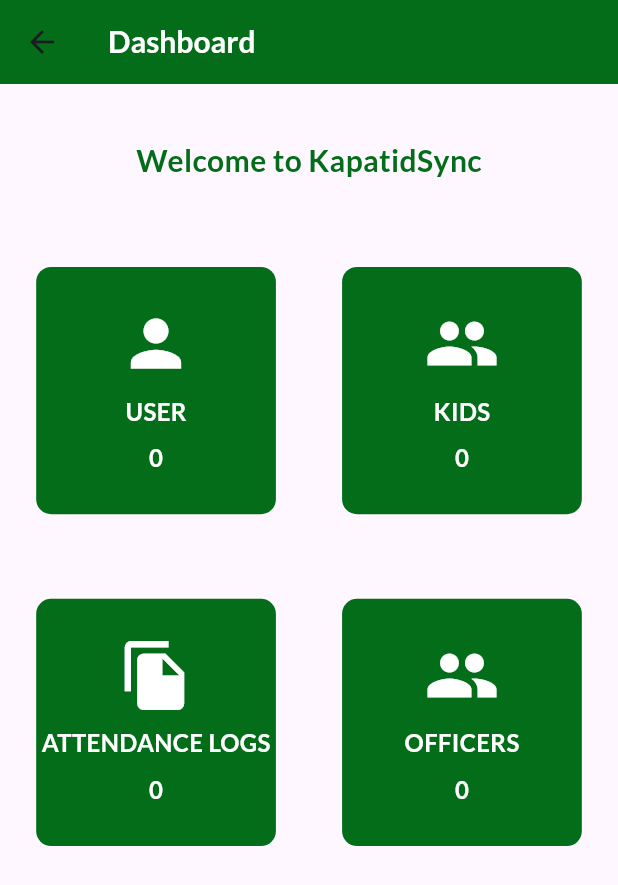
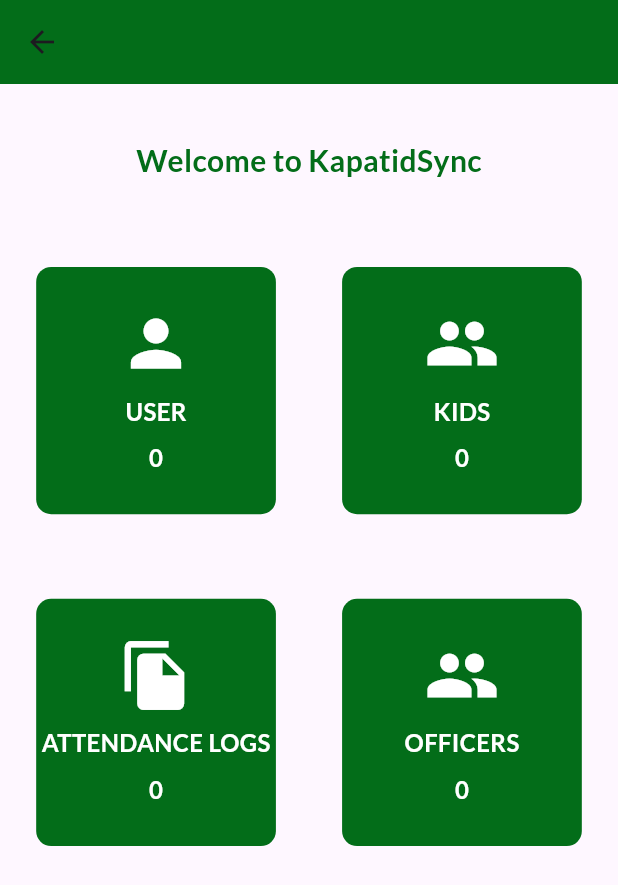
Before and after one commit to WenDEVLIFE/kapatidsync, a Flutter app: the DashboardUI screen opened directly, on a phone screen of 412 x 824 dp. Shown: the top 885 px of the screen. Run offline on Flutter 3.47's test engine with Material 3 defaults, Android fonts, the phone set to English and light mode, and no system bars; our stand-ins replace cloud_firestore, firebase_auth, firebase_core, flutter_speed_dial, fluttertoast, permission_handler and 2 more; missing offline and left inert: excel, mailer; accounts and stored records are empty.

Commit message:
Added the new revise code 👌

```diff
--- a/lib/src/ui/DashboardUI.dart
+++ b/lib/src/ui/DashboardUI.dart
@@ -2,6 +2,7 @@ import 'package:flutter/cupertino.dart';
 import 'package:flutter/material.dart';
 import 'package:kapatidsync/src/config/ColorUtils.dart';
 import 'package:cloud_firestore/cloud_firestore.dart';
+import 'package:kapatidsync/src/widget/CustomText.dart';
 import 'package:kapatidsync/src/widget/DashboardCard.dart';
 
 class DashboardUI extends StatelessWidget {
@@ -23,12 +24,11 @@ class DashboardUI extends StatelessWidget {
     return Scaffold(
       appBar: AppBar(
         backgroundColor: ColorUtils.primaryColor,
-        title: const Text('Dashboard', style: TextStyle(
-          color: Colors.white,
+        title:  const CustomText(
+          text: 'Dashboard',
           fontSize: 20,
-          fontFamily: 'Lato',
-          fontWeight: FontWeight.w700,
-        )),
+          color: ColorUtils.primaryColor,
+        ),
       ),
       body: SingleChildScrollView(
         child: Column(
@@ -36,12 +36,12 @@ class DashboardUI extends StatelessWidget {
             SizedBox(height: screenHeight * 0.02),
             const Padding(
               padding: EdgeInsets.all(20),
-              child: Text('Welcome to KapatidSync', style: TextStyle(
-                color: ColorUtils.primaryColor,
-                fontSize: 20,
-                fontFamily: 'Lato',
-                fontWeight: FontWeight.w700,
-              )),
+              child:
+                  CustomText(
+                      text: 'Welcome to KapatidSync',
+                    fontSize: 20,
+                    color: ColorUtils.primaryColor,
+                  ),
             ),
             SizedBox(height: screenHeight * 0.02),
             Row(
```
Also changed, not shown: lib/src/ui/SplashUI.dart (+5 -8 lines).
